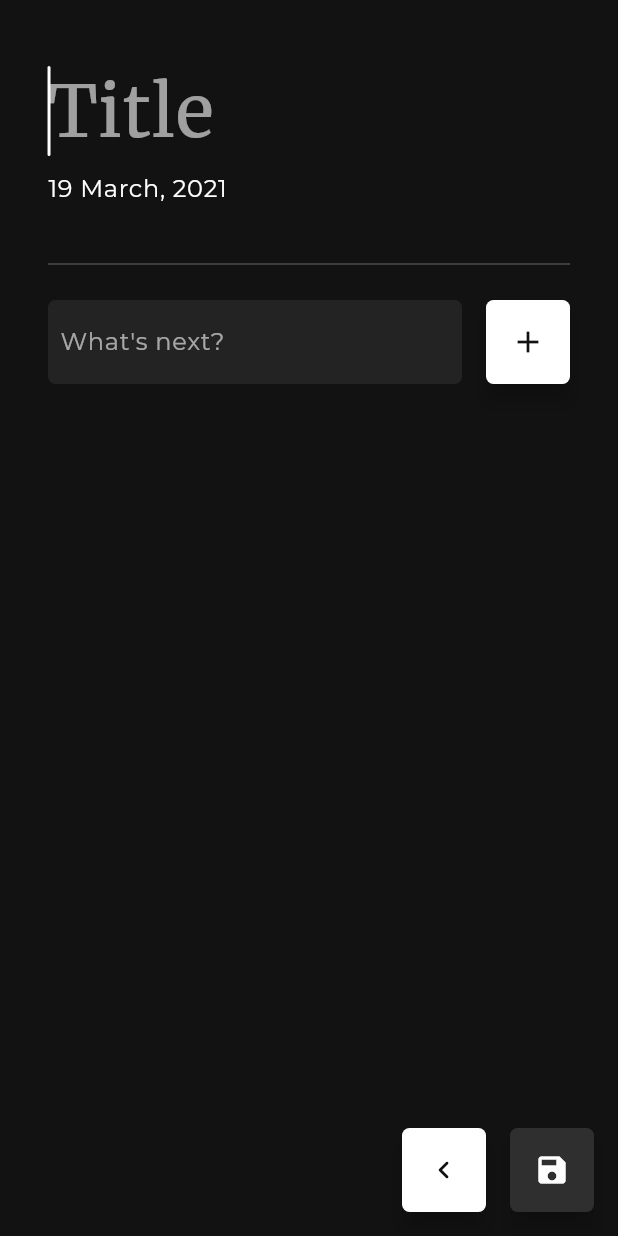
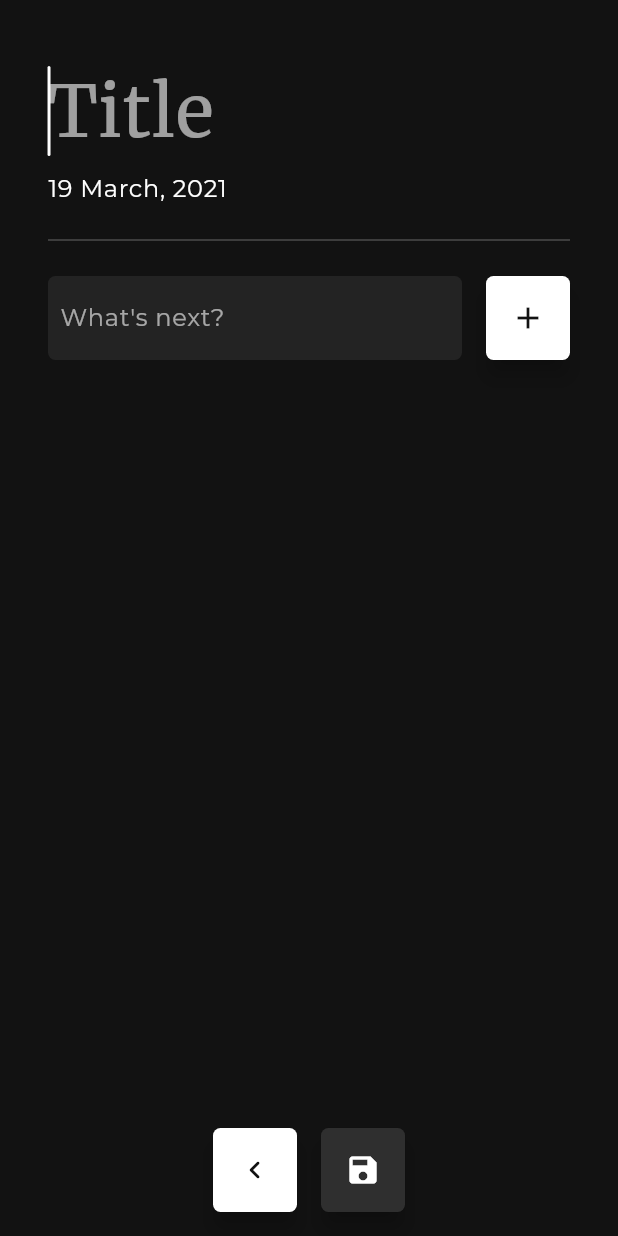
Before and after one commit to coffeekillsbugs/notable, a Flutter app: the TodoScreen screen opened by its route, on a phone screen of 412 x 824 dp. Run offline on Flutter 3.47's test engine with Material 2 defaults, Android fonts, the phone set to English and light mode, and no system bars; our stand-ins replace hive, hive_flutter; accounts and stored records are empty; generated files the repository leaves out were written again.

```diff
--- a/lib/screens/todo_screen.dart
+++ b/lib/screens/todo_screen.dart
@@ -13,11 +13,12 @@ class TodoScreen extends StatefulWidget {
 }
 
 class _TodoScreenState extends State<TodoScreen> {
-  FocusNode _todoItem;
+  FocusNode _todoItem, _titleFocusNode;
   bool isEditMode = false;
   int selectedIndex;
   DateTime dateTime;
   String _kDateTime;
+  double _bottomPadding = 100.0;
 
   TextEditingController _todoItemController, _titleController;
 
@@ -31,15 +32,35 @@ class _TodoScreenState extends State<TodoScreen> {
 
     _todoItemController = TextEditingController();
     _titleController = TextEditingController();
+    _titleController.addListener(() {});
     _todoItem = FocusNode();
+    _titleFocusNode = FocusNode();
+    _titleFocusNode.addListener(() {
+      if (_titleFocusNode.hasFocus) {
+        setState(() {
+          // Future.delayed(Duration(seconds: 3));
+          _bottomPadding = 16.0;
+        });
+      }
+    });
+    _todoItem.addListener(() {
+      if (_todoItem.hasFocus) {
+        // Future.delayed(Duration(seconds: 1));
+        setState(() {
+          _bottomPadding = 16.0;
+        });
+      }
+    });
     dateTime = DateTime.now();
     todoObject.todoItems = List();
+    _titleFocusNode.requestFocus();
   }
 
   @override
   void dispose() {
     _todoItemController.dispose();
     _todoItem.dispose();
+    _titleFocusNode.dispose();
 
     super.dispose();
   }
@@ -60,11 +81,18 @@ class _TodoScreenState extends State<TodoScreen> {
     } else {
       _kDateTime = dateFormat(dateTime);
     }
+
+    if (MediaQuery.of(context).viewInsets.bottom == 0.0) {
+      _bottomPadding = 100.0;
+    } else {
+      _bottomPadding = 16.0;
+    }
+
     // >>> Todo Screen
-    return Scaffold(
+    return Stack(
+      children: [
+        Scaffold(
           body: SafeArea(
-        child: SingleChildScrollView(
-          physics: BouncingScrollPhysics(),
             child: Padding(
               padding: EdgeInsets.symmetric(horizontal: 32.0),
               child: Column(
@@ -74,7 +102,8 @@ class _TodoScreenState extends State<TodoScreen> {
                   // >>> Title textfield
                   Container(
                     child: TextField(
-                    autofocus: true,
+                      // autofocus: true,
+                      focusNode: _titleFocusNode,
                       controller: _titleController,
                       maxLines: 1,
                       keyboardType: TextInputType.text,
@@ -102,10 +131,11 @@ class _TodoScreenState extends State<TodoScreen> {
                   ),
                   SizedBox(height: 16.0),
                   // >>> To Do list layout
-                Container(
-                  child: Column(
-                    children: [
-                      Container(
+                  Flexible(
+                    child: Container(
+                      child: SingleChildScrollView(
+                        physics: BouncingScrollPhysics(),
+                        child: Container(
                           child: ListView.builder(
                             physics: NeverScrollableScrollPhysics(),
                             shrinkWrap: true,
@@ -122,9 +152,17 @@ class _TodoScreenState extends State<TodoScreen> {
                                 child: Row(
                                   mainAxisAlignment: MainAxisAlignment.spaceBetween,
                                   children: [
-                                  Text(
+                                    Flexible(
+                                      child: Container(
+                                        child: SingleChildScrollView(
+                                          physics: BouncingScrollPhysics(),
+                                          scrollDirection: Axis.horizontal,
+                                          child: Text(
                                             todoObject.todoItems[index].todoItem,
                                             style: Theme.of(context).textTheme.bodyText1.copyWith(fontSize: 20.0),
+                                          ),
+                                        ),
+                                      ),
                                     ),
                                     InkWell(
                                       splashColor: Colors.white,
@@ -154,7 +192,9 @@ class _TodoScreenState extends State<TodoScreen> {
                             },
                           ),
                         ),
-                      SizedBox(height: 16.0),
+                      ),
+                    ),
+                  ),
                   Divider(
                     color: Colors.white24,
                     thickness: 1.0,
@@ -196,6 +236,11 @@ class _TodoScreenState extends State<TodoScreen> {
                                       _todoItemController.text = '';
                                       _todoItem.requestFocus();
                                     });
+                                  } else {
+                                    print('inside else');
+                                    setState(() {
+                                      _bottomPadding = 100.0;
+                                    });
                                   }
                                 },
                               ),
@@ -209,7 +254,6 @@ class _TodoScreenState extends State<TodoScreen> {
                           kOnPressed: () {
                             print('add button pressed');
                             if (_todoItemController.text.isNotEmpty) {
-                                  print('inside if');
                               setState(() {
                                 todoObject.todoItems.add(TodoItemModel(todoItem: _todoItemController.text, isDone: false));
                                 _todoItemController.text = '';
@@ -222,18 +266,19 @@ class _TodoScreenState extends State<TodoScreen> {
                       ],
                     ),
                   ),
-                      // SizedBox(height: 72.0),
-                    ],
-                  ),
-                ),
-                SizedBox(height: 100.0),
+                  SizedBox(height: _bottomPadding),
                 ],
               ),
             ),
           ),
         ),
-      floatingActionButton: Row(
+        Align(
+          alignment: Alignment.bottomCenter,
+          child: Padding(
+            padding: EdgeInsets.all(16.0),
+            child: Row(
               mainAxisSize: MainAxisSize.min,
+              // mainAxisAlignment: MainAxisAlignment.center,
               children: [
                 SigmaButton(
                   kHeroTag: 'white',
@@ -244,7 +289,7 @@ class _TodoScreenState extends State<TodoScreen> {
                 SigmaButton(
                   kHeroTag: 'blackTodo',
                   kOnPressed: () {
-             if(_titleController.text.isEmpty) {
+                    if (_titleController.text.isEmpty) {
                       _emptyFieldWarning();
                     } else {
                       if (isEditMode) {
@@ -279,7 +324,9 @@ class _TodoScreenState extends State<TodoScreen> {
                 ),
               ],
             ),
-      floatingActionButtonLocation: FloatingActionButtonLocation.endFloat,
+          ),
+        ),
+      ],
     );
   }
 
@@ -342,10 +389,14 @@ class _TodoScreenState extends State<TodoScreen> {
           title: Text(
             'Hmm...',
           ),
-          content: Text('...seems you forgot the title.',),
+          content: Text(
+            '...seems you forgot the title.',
+          ),
           actions: [
             FlatButton(
-              child: Text('SILLY ME',),
+              child: Text(
+                'SILLY ME',
+              ),
               onPressed: () {
                 Navigator.pop(context);
               },
--- a/lib/views/compact_todo_view.dart
+++ b/lib/views/compact_todo_view.dart
@@ -122,6 +122,7 @@ class _CompactTodoViewState extends State<CompactTodoView> {
                                         // color: Colors.green,
                                         child: Text(
                                           widget.todoObject.todoItems[index].todoItem,
+                                          overflow: TextOverflow.ellipsis,
                                           style: Theme.of(context).textTheme.bodyText1.copyWith(
                                                 fontSize: 16.0,
                                                 decoration: widget.todoObject.todoItems[index].isDone ? TextDecoration.lineThrough : null,
```
Also changed, not shown: lib/screens/note_screen.dart (+26 -9 lines), lib/views/note_view.dart (+19 -7 lines), lib/views/todo_view.dart (+21 -7 lines). Lines whose indentation alone changed are shown as unchanged.
